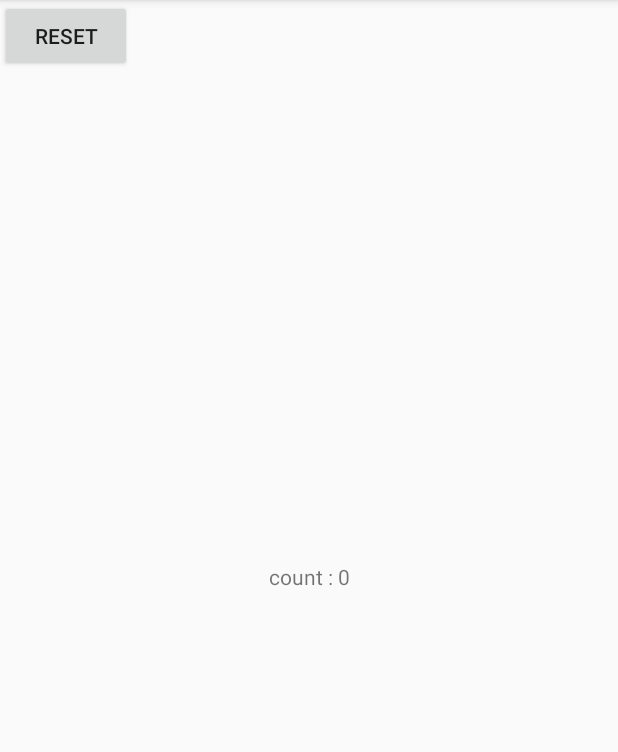
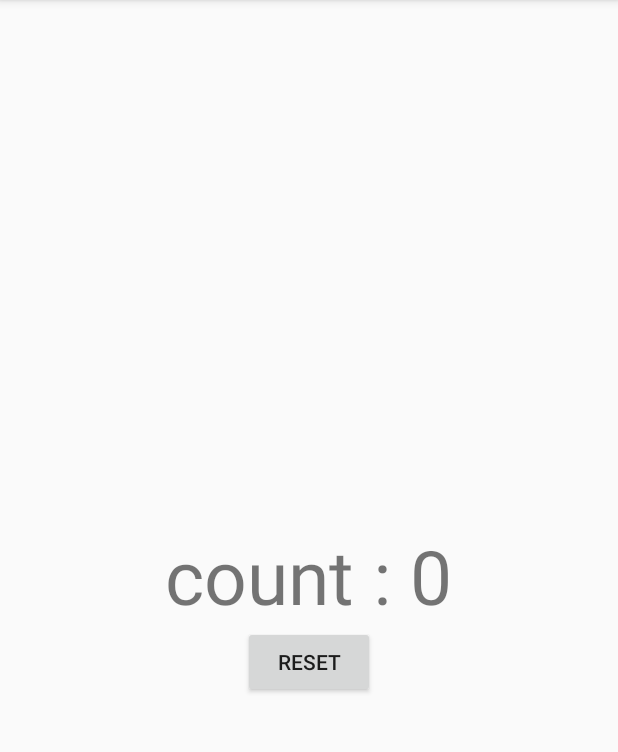
Before and after one commit to dotechan/UserPresentCounter, an Android app: the screen it shows after launch (MainActivity), on a phone screen of 412 x 824 dp, the part 84-836 px from its top. Run offline under Robolectric (Android 15) with nearby library versions, the phone set to English and light mode, and no system bars.

Commit message:
Fix layout.

```diff
--- a/app/src/main/res/layout/activity_main.xml
+++ b/app/src/main/res/layout/activity_main.xml
@@ -1,6 +1,5 @@
 <?xml version="1.0" encoding="utf-8"?>
-<androidx.constraintlayout.widget.ConstraintLayout xmlns:android="http://schemas.android.com/apk/res/android"
-    xmlns:app="http://schemas.android.com/apk/res-auto"
+<RelativeLayout xmlns:android="http://schemas.android.com/apk/res/android"
     xmlns:tools="http://schemas.android.com/tools"
     android:layout_width="match_parent"
     android:layout_height="match_parent"
@@ -10,18 +9,16 @@
         android:id="@+id/user_present_count"
         android:layout_width="wrap_content"
         android:layout_height="wrap_content"
-        android:text="Hello World!"
-        app:layout_constraintBottom_toBottomOf="parent"
-        app:layout_constraintLeft_toLeftOf="parent"
-        app:layout_constraintRight_toRightOf="parent"
-        app:layout_constraintTop_toTopOf="parent" />
+        android:layout_centerInParent="true"
+        android:text="Loading ..."
+        android:textSize="50dp" />
 
     <Button
         android:id="@+id/reset_button"
         android:layout_width="wrap_content"
         android:layout_height="wrap_content"
-        android:text="Reset"
-        tools:layout_editor_absoluteX="161dp"
-        tools:layout_editor_absoluteY="433dp" />
+        android:layout_below="@id/user_present_count"
+        android:layout_centerHorizontal="true"
+        android:text="Reset" />
 
-</androidx.constraintlayout.widget.ConstraintLayout>
+</RelativeLayout>
```
